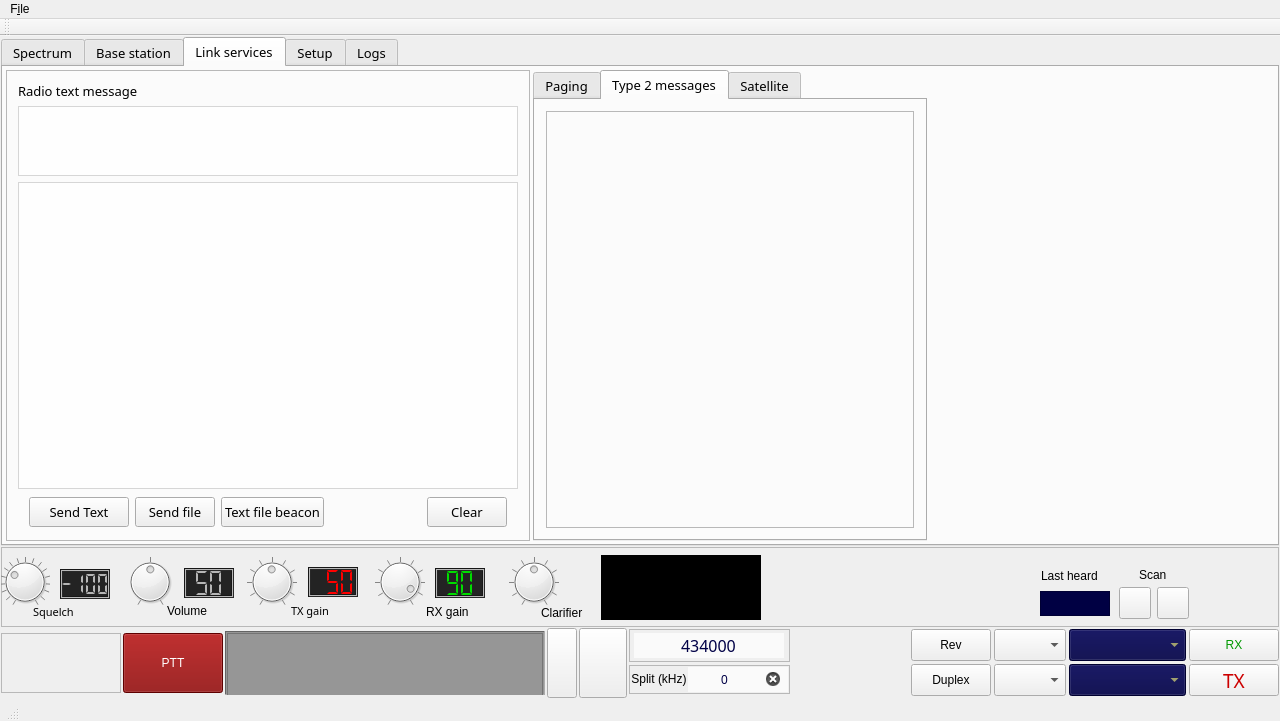
Old version of the form mainwindow.ui in the repository qradiolink/qradiolink.
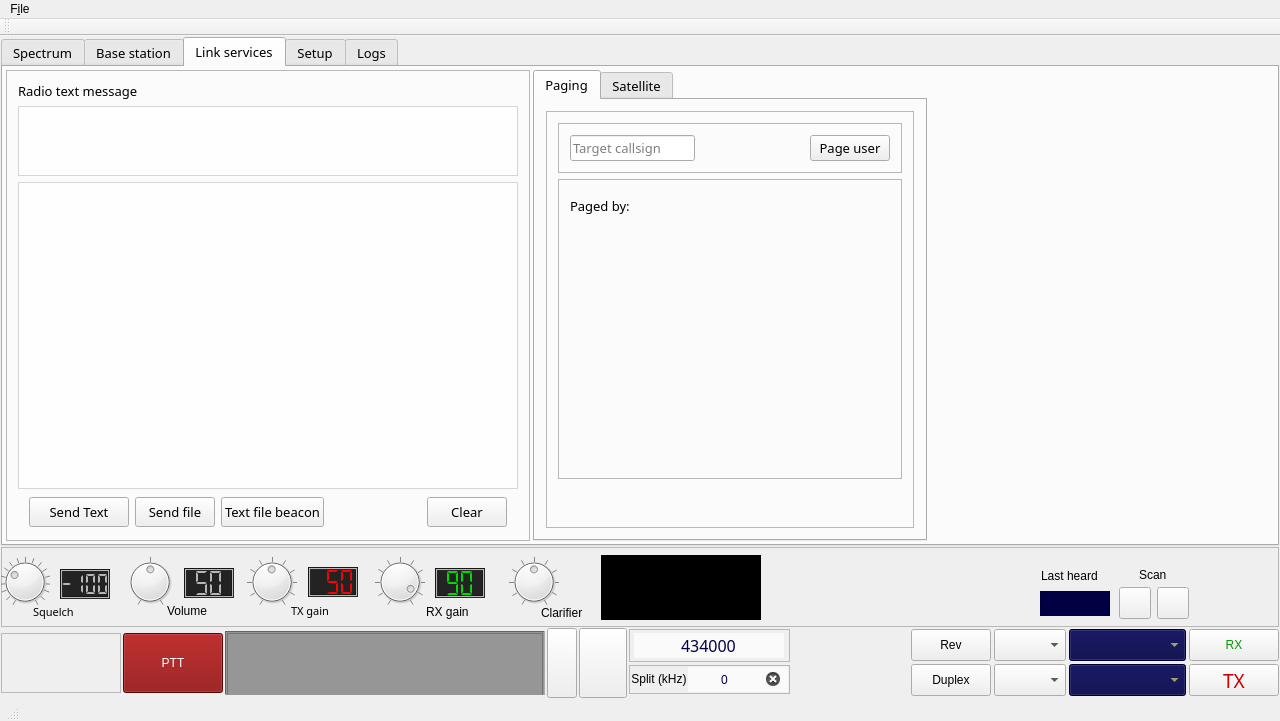
New version of the form. The open tabs and pages were chosen to show the change. Icons and pictures are not drawn. Custom widgets are drawn as their Qt base class.

Commit message: Remove unneded page

```diff
--- a/mainwindow.ui
+++ b/mainwindow.ui
@@ -2459,7 +2459,11 @@
                    </property>
                    <layout class="QHBoxLayout" name="horizontalLayout_10">
                     <item>
-                     <widget class="QLineEdit" name="pagedUserEdit"/>
+                     <widget class="QLineEdit" name="pagedUserEdit">
+                      <property name="placeholderText">
+                       <string>Target callsign</string>
+                      </property>
+                     </widget>
                     </item>
                     <item>
                      <spacer name="horizontalSpacer_19">
@@ -2573,23 +2577,6 @@
               </item>
              </layout>
             </widget>
-            <widget class="QWidget" name="tab_5">
-             <attribute name="title">
-              <string>Type 2 messages</string>
-             </attribute>
-             <layout class="QGridLayout" name="gridLayout_15">
-              <item row="0" column="0">
-               <widget class="QFrame" name="frame_12">
-                <property name="frameShape">
-                 <enum>QFrame::StyledPanel</enum>
-                </property>
-                <property name="frameShadow">
-                 <enum>QFrame::Raised</enum>
-                </property>
-               </widget>
-              </item>
-             </layout>
-            </widget>
             <widget class="QWidget" name="tab_6">
              <attribute name="title">
               <string>Satellite</string>
```
Left out of the diff: 2 changed lines with no effect on the pictures. The commit also changes 1 other file.
